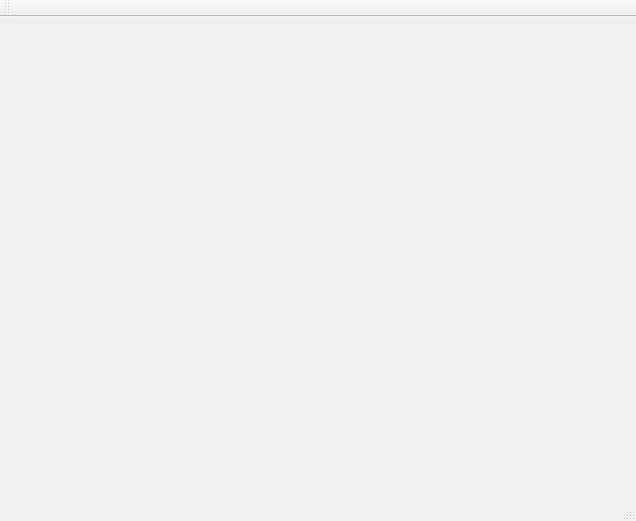
Old version of the form HLA_simulation_control_plane/mainwindow.ui in the repository libang233/HLA_graduation_design.
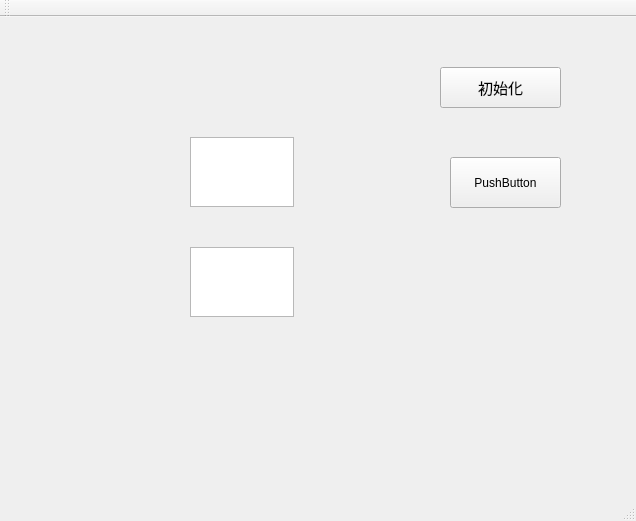
New version of the form.

```diff
--- a/HLA_simulation_control_plane/mainwindow.ui
+++ b/HLA_simulation_control_plane/mainwindow.ui
@@ -13,7 +13,60 @@
   <property name="windowTitle">
    <string>MainWindow</string>
   </property>
-  <widget class="QWidget" name="centralWidget"/>
+  <widget class="QWidget" name="centralWidget">
+   <widget class="QPushButton" name="initBtn">
+    <property name="geometry">
+     <rect>
+      <x>440</x>
+      <y>50</y>
+      <width>121</width>
+      <height>41</height>
+     </rect>
+    </property>
+    <property name="font">
+     <font>
+      <family>AcadEref</family>
+      <pointsize>11</pointsize>
+     </font>
+    </property>
+    <property name="text">
+     <string>初始化</string>
+    </property>
+   </widget>
+   <widget class="QTextEdit" name="testForReceive">
+    <property name="geometry">
+     <rect>
+      <x>190</x>
+      <y>230</y>
+      <width>104</width>
+      <height>70</height>
+     </rect>
+    </property>
+   </widget>
+   <widget class="QTextEdit" name="testForSend">
+    <property name="geometry">
+     <rect>
+      <x>190</x>
+      <y>120</y>
+      <width>104</width>
+      <height>70</height>
+     </rect>
+    </property>
+   </widget>
+   <widget class="QPushButton" name="sendButton">
+    <property name="geometry">
+     <rect>
+      <x>450</x>
+      <y>140</y>
+      <width>111</width>
+      <height>51</height>
+     </rect>
+    </property>
+    <property name="text">
+     <string>PushButton</string>
+    </property>
+   </widget>
+  </widget>
   <widget class="QMenuBar" name="menuBar">
    <property name="geometry">
     <rect>
```
